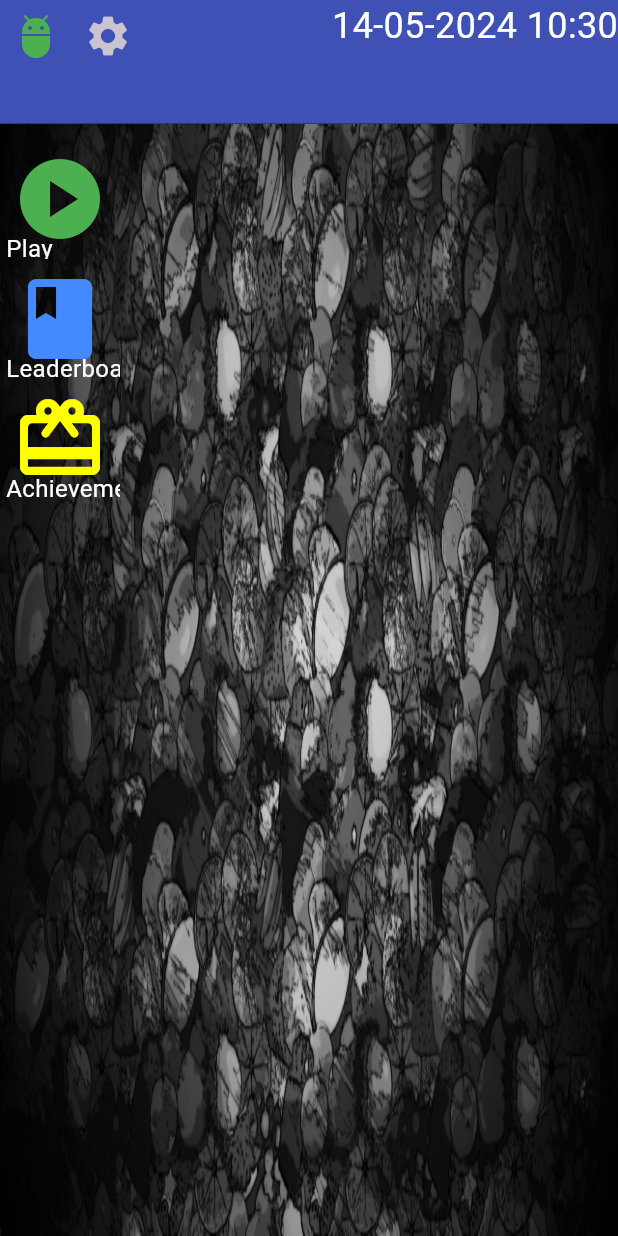
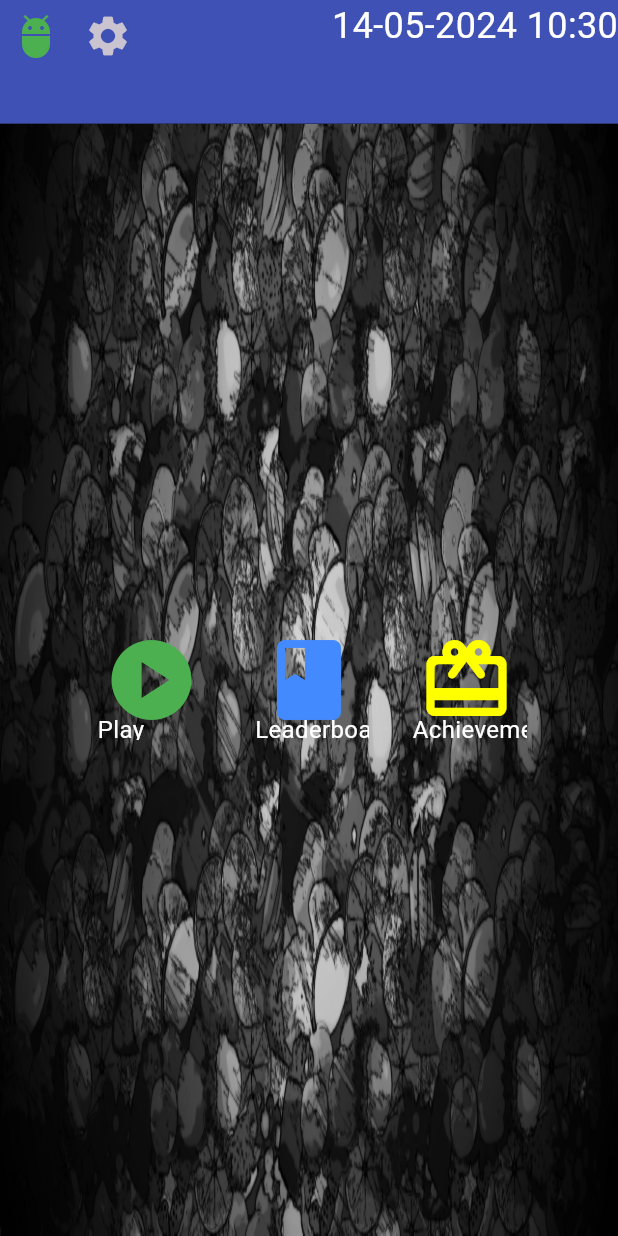
Before and after one commit to tonthatminhthanh/oss_mainframe_warfare, a Flutter app: the MainMenuPage screen opened directly, on a phone screen of 412 x 824 dp. Run offline on Flutter 3.47's test engine with Material 3 defaults, Android fonts, the phone set to English and light mode, and no system bars; our stand-ins replace cloud_firestore, firebase_auth, firebase_core, firebase_storage, google_sign_in, screenshot and 3 more; missing offline and left inert: flame, flame_audio, flame_tiled; accounts and stored records are empty; Roboto replaces fonts that are missing (Silver).

Commit message:
Sửa đổi giao diện

```diff
--- a/lib/pages/login_page.dart
+++ b/lib/pages/login_page.dart
@@ -85,7 +85,7 @@ class _LoginPageState extends State<LoginPage> {
       UserScoreSnapshot.setName();
       SystemChrome.setEnabledSystemUIMode(SystemUiMode.immersive);
 
-      Navigator.of(context).push(MaterialPageRoute(
+      Navigator.of(context).pushReplacement(MaterialPageRoute(
         builder: (context) => MainMenuPage(),)
       );
     }
--- a/lib/pages/main_menu.dart
+++ b/lib/pages/main_menu.dart
@@ -45,13 +45,10 @@ class MainMenuPage extends StatelessWidget {
               fit: BoxFit.fill
           ),
         ),
-        child: Column(
-              mainAxisAlignment: MainAxisAlignment.start,
-              crossAxisAlignment: CrossAxisAlignment.start,
+        child: Row(
+              mainAxisAlignment: MainAxisAlignment.center,
+              crossAxisAlignment: CrossAxisAlignment.center,
               children: [
-                Container(
-                  height: 10,
-                ),
                 Stack(
                   children: [
                     IconButton(icon: Icon(Icons.play_circle, color: Colors.green, size: 64,),
@@ -86,6 +83,7 @@ class MainMenuPage extends StatelessWidget {
                         fontWeight: FontWeight.normal, color: Colors.white),),)
                   ],
                 ),
+                Container(width: 25,),
                 Stack(
                   children: [
                     IconButton(icon: Icon(Icons.book, color: Colors.blueAccent, size: 64,),
@@ -103,6 +101,7 @@ class MainMenuPage extends StatelessWidget {
                           fontWeight: FontWeight.normal, color: Colors.white),),)
                   ],
                 ),
+                Container(width: 25,),
                 Stack(
                   children: [
                     IconButton(icon: Icon(Icons.wallet_giftcard_rounded, color: Colors.yellowAccent, size: 64,),
--- a/lib/ui/widget_overlay/defenders_selection.dart
+++ b/lib/ui/widget_overlay/defenders_selection.dart
@@ -117,7 +117,7 @@ class _DefenderSelectionState extends State<DefenderSelection> {
                     color: Colors.black,
                     width: 1.0
                   ),
-                  color: Colors.white.withOpacity(0.25)
+                  color: Colors.white
                 ),
                 child: ValueListenableBuilder(
                   valueListenable: DefenderDescription.getEntity(),
```
Also changed, not shown: 1 other file.
